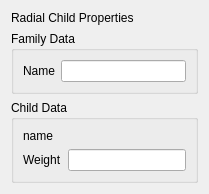
apathyboy/swganh, file src/swged/terrain/shader_child_form.ui: the form before one commit.
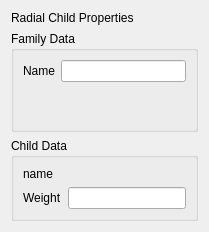
The form after the commit.

Commit message: Added family color preview

Patch:
```diff
--- a/src/swged/terrain/shader_child_form.ui
+++ b/src/swged/terrain/shader_child_form.ui
@@ -7,7 +7,7 @@
     <x>0</x>
     <y>0</y>
     <width>209</width>
-    <height>177</height>
+    <height>225</height>
    </rect>
   </property>
   <property name="windowTitle">
@@ -26,15 +26,17 @@
      <property name="title">
       <string>Family Data</string>
      </property>
-     <layout class="QGridLayout" name="gridLayout_3">
-      <item row="0" column="0">
+     <layout class="QVBoxLayout" name="verticalLayout_2">
+      <item>
+       <layout class="QHBoxLayout" name="horizontalLayout_2">
+        <item>
        <widget class="QLabel" name="familyNameLabel">
         <property name="text">
          <string>Name</string>
         </property>
        </widget>
       </item>
-      <item row="0" column="1">
+        <item>
        <widget class="QLineEdit" name="familyNameEdit">
         <property name="readOnly">
          <bool>true</bool>
@@ -42,6 +44,24 @@
        </widget>
       </item>
      </layout>
+      </item>
+      <item>
+       <widget class="QWidget" name="colorPreview" native="true">
+        <property name="sizePolicy">
+         <sizepolicy hsizetype="Minimum" vsizetype="Minimum">
+          <horstretch>0</horstretch>
+          <verstretch>0</verstretch>
+         </sizepolicy>
+        </property>
+        <property name="minimumSize">
+         <size>
+          <width>32</width>
+          <height>32</height>
+         </size>
+        </property>
+       </widget>
+      </item>
+     </layout>
     </widget>
    </item>
    <item>
@@ -50,6 +70,9 @@
       <string>Child Data</string>
      </property>
      <layout class="QGridLayout" name="gridLayout">
+      <item row="1" column="1">
+       <widget class="QLineEdit" name="weightEdit"/>
+      </item>
       <item row="0" column="0">
        <widget class="QLabel" name="childNameLabel">
         <property name="text">
@@ -64,12 +87,22 @@
         </property>
        </widget>
       </item>
-      <item row="1" column="1">
-       <widget class="QLineEdit" name="weightEdit"/>
-      </item>
      </layout>
     </widget>
    </item>
+   <item>
+    <spacer name="verticalSpacer">
+     <property name="orientation">
+      <enum>Qt::Vertical</enum>
+     </property>
+     <property name="sizeHint" stdset="0">
+      <size>
+       <width>20</width>
+       <height>40</height>
+      </size>
+     </property>
+    </spacer>
+   </item>
   </layout>
  </widget>
  <resources/>
```
Left out of the diff: 1 changed line with no effect on the pictures. Lines whose indentation alone changed are shown as unchanged. The commit also changes 3 other files.
